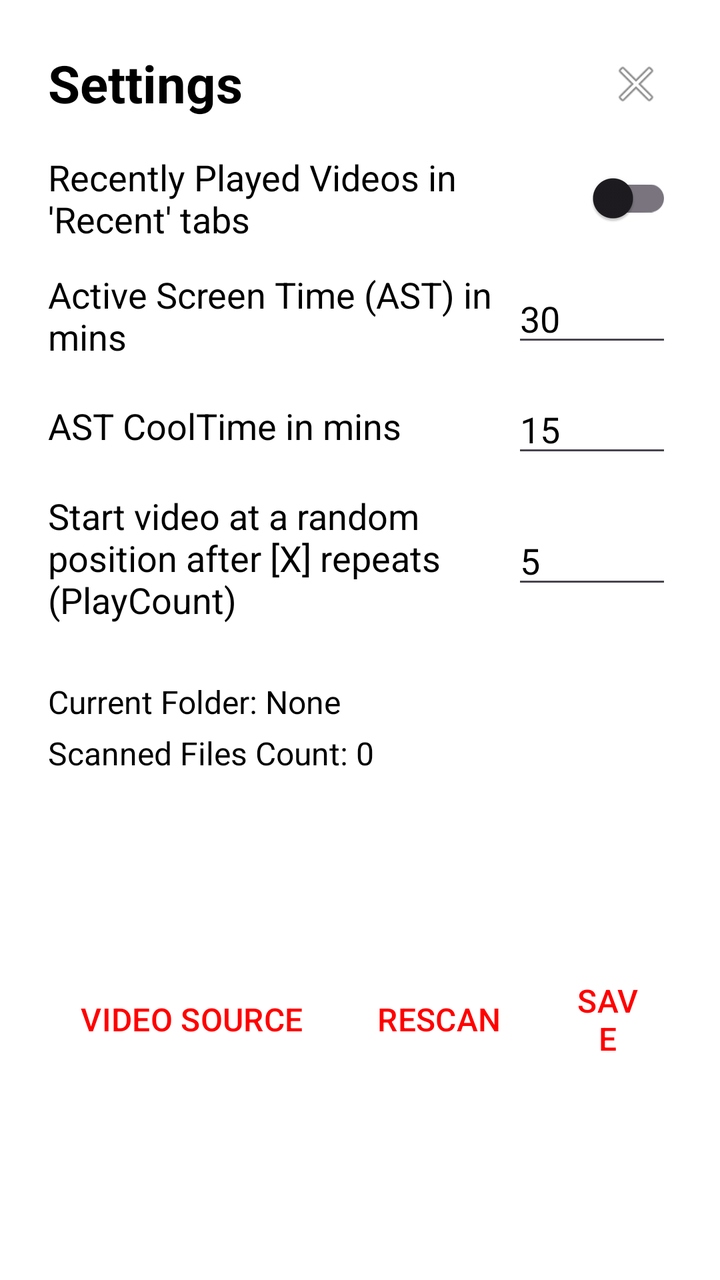
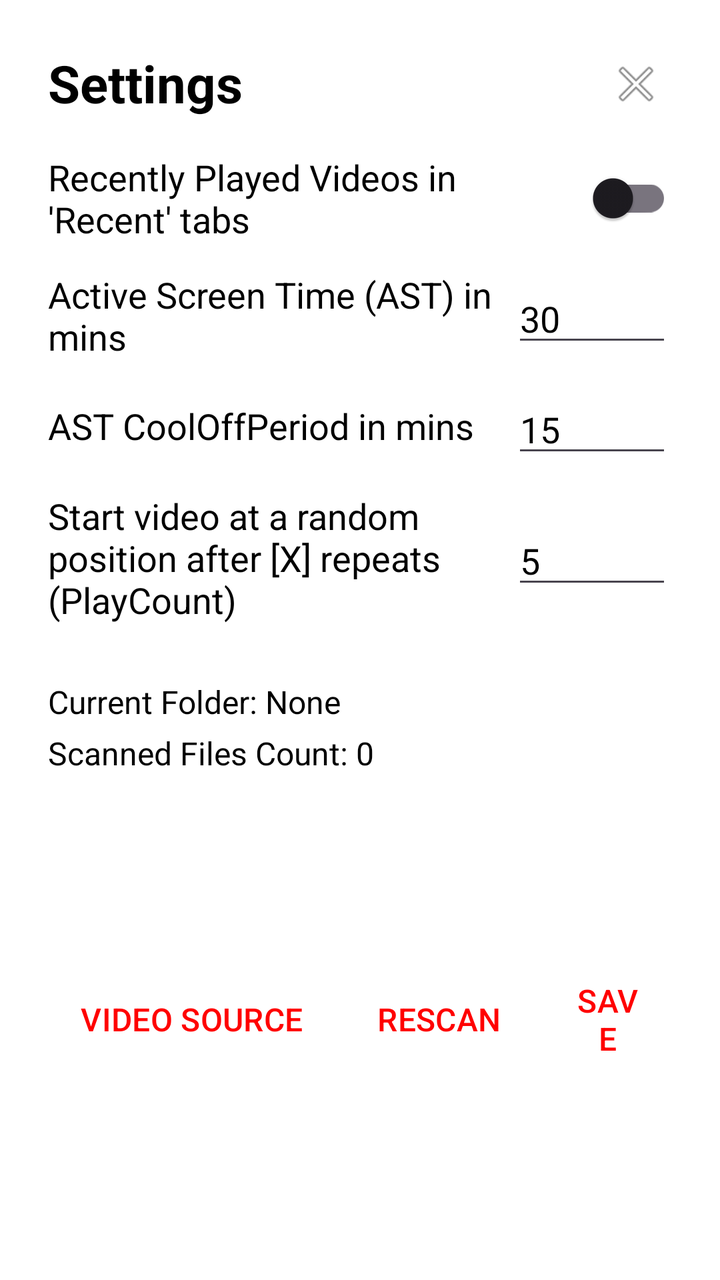

Screens rendered from an Android XML layout before and after an edit, with the pre-edit source and the edit as a unified diff.
<!-- AndroidManifest.xml: application theme Theme.PPGYouTubeKids -->
<!-- res/layout/dialog_settings.xml -->
<?xml version="1.0" encoding="utf-8"?>
<androidx.constraintlayout.widget.ConstraintLayout xmlns:android="http://schemas.android.com/apk/res/android"
    xmlns:app="http://schemas.android.com/apk/res-auto"
    android:layout_width="match_parent"
    android:layout_height="wrap_content"
    android:minWidth="660dp"
    android:padding="24dp"
    android:background="@android:color/white">

    <TextView
        android:id="@+id/dialogTitle"
        android:layout_width="wrap_content"
        android:layout_height="wrap_content"
        android:text="Settings"
        android:textSize="26sp"
        android:textStyle="bold"
        android:textColor="@android:color/black"
        app:layout_constraintStart_toStartOf="parent"
        app:layout_constraintTop_toTopOf="parent" />

    <ImageButton
        android:id="@+id/btnCloseX"
        android:layout_width="36dp"
        android:layout_height="36dp"
        android:background="?attr/selectableItemBackgroundBorderless"
        android:src="@android:drawable/ic_menu_close_clear_cancel"
        android:scaleType="fitCenter"
        android:padding="4dp"
        app:layout_constraintEnd_toEndOf="parent"
        app:layout_constraintTop_toTopOf="parent"
        android:contentDescription="Close" />

    <ScrollView
        android:id="@+id/settingsScroll"
        android:layout_width="0dp"
        android:layout_height="wrap_content"
        android:layout_marginTop="16dp"
        app:layout_constraintEnd_toEndOf="parent"
        app:layout_constraintStart_toStartOf="parent"
        app:layout_constraintTop_toBottomOf="@id/dialogTitle">

        <LinearLayout
            android:layout_width="match_parent"
            android:layout_height="wrap_content"
            android:orientation="vertical">

            
            <LinearLayout
                android:layout_width="match_parent"
                android:layout_height="wrap_content"
                android:orientation="horizontal"
                android:gravity="center_vertical"
                android:paddingBottom="12dp">
                <TextView
                    android:layout_width="0dp"
                    android:layout_height="wrap_content"
                    android:layout_weight="1"
                    android:text="Recently Played Videos in 'Recent' tabs"
                    android:textColor="@android:color/black"
                    android:textSize="18sp" />
                <androidx.appcompat.widget.SwitchCompat
                    android:id="@+id/switchShowRecent"
                    android:layout_width="wrap_content"
                    android:layout_height="wrap_content"
                    android:checked="false" />
            </LinearLayout>

            
            <LinearLayout
                android:layout_width="match_parent"
                android:layout_height="wrap_content"
                android:orientation="horizontal"
                android:gravity="center_vertical"
                android:paddingBottom="12dp">
                <TextView
                    android:layout_width="0dp"
                    android:layout_height="wrap_content"
                    android:layout_weight="1"
                    android:text="Active Screen Time (AST) in mins"
                    android:textColor="@android:color/black"
                    android:textSize="18sp" />
                <EditText
                    android:id="@+id/editAST"
                    android:layout_width="80dp"
                    android:layout_height="wrap_content"
                    android:inputType="number"
                    android:text="30"
                    android:textAlignment="center"
                    android:textSize="18sp"
                    android:textColor="@android:color/black" />
            </LinearLayout>

            
            <LinearLayout
                android:layout_width="match_parent"
                android:layout_height="wrap_content"
                android:orientation="horizontal"
                android:gravity="center_vertical"
                android:paddingBottom="12dp">
                <TextView
                    android:layout_width="0dp"
                    android:layout_height="wrap_content"
                    android:layout_weight="1"
                    android:text="AST CoolTime in mins"
                    android:textColor="@android:color/black"
                    android:textSize="18sp" />
                <EditText
                    android:id="@+id/editCoolTime"
                    android:layout_width="80dp"
                    android:layout_height="wrap_content"
                    android:inputType="number"
                    android:text="15"
                    android:textAlignment="center"
                    android:textSize="18sp"
                    android:textColor="@android:color/black" />
            </LinearLayout>

            
            <LinearLayout
                android:layout_width="match_parent"
                android:layout_height="wrap_content"
                android:orientation="horizontal"
                android:gravity="center_vertical"
                android:paddingBottom="12dp">
                <TextView
                    android:layout_width="0dp"
                    android:layout_height="wrap_content"
                    android:layout_weight="1"
                    android:text="Start video at a random position after [X] repeats (PlayCount)"
                    android:textColor="@android:color/black"
                    android:textSize="18sp" />
                <EditText
                    android:id="@+id/editRandomThreshold"
                    android:layout_width="80dp"
                    android:layout_height="wrap_content"
                    android:inputType="number"
                    android:text="5"
                    android:textAlignment="center"
                    android:textSize="18sp"
                    android:textColor="@android:color/black" />
            </LinearLayout>

        </LinearLayout>
    </ScrollView>

    <ProgressBar
        android:id="@+id/dialogProgressBar"
        style="?android:attr/progressBarStyleHorizontal"
        android:layout_width="0dp"
        android:layout_height="wrap_content"
        android:layout_marginTop="8dp"
        android:indeterminate="true"
        android:visibility="gone"
        app:layout_constraintEnd_toEndOf="parent"
        app:layout_constraintStart_toStartOf="parent"
        app:layout_constraintTop_toBottomOf="@id/settingsScroll" />

    
    <TextView
        android:id="@+id/txtCurrentFolder"
        android:layout_width="0dp"
        android:layout_height="wrap_content"
        android:layout_marginTop="16dp"
        android:text="Current Folder: None"
        android:textColor="@android:color/black"
        android:textSize="16sp"
        app:layout_constraintEnd_toEndOf="parent"
        app:layout_constraintStart_toStartOf="parent"
        app:layout_constraintTop_toBottomOf="@id/dialogProgressBar" />

    <TextView
        android:id="@+id/txtVideoCount"
        android:layout_width="0dp"
        android:layout_height="wrap_content"
        android:layout_marginTop="4dp"
        android:text="Scanned Files Count: 0"
        android:textColor="@android:color/black"
        android:textSize="16sp"
        app:layout_constraintEnd_toEndOf="parent"
        app:layout_constraintStart_toStartOf="parent"
        app:layout_constraintTop_toBottomOf="@id/txtCurrentFolder" />

    <LinearLayout
        android:id="@+id/buttonContainer"
        android:layout_width="match_parent"
        android:layout_height="wrap_content"
        android:layout_marginTop="16dp"
        android:orientation="horizontal"
        android:gravity="center"
        app:layout_constraintBottom_toBottomOf="parent"
        app:layout_constraintTop_toBottomOf="@id/txtVideoCount">

        <com.google.android.material.button.MaterialButton
            android:id="@+id/btnSelectFolder"
            style="@style/Widget.Material3.Button.TextButton"
            android:layout_width="wrap_content"
            android:layout_height="wrap_content"
            android:text="VIDEO SOURCE"
            android:textSize="16sp"
            android:textColor="@color/ytk_primary_red"
            android:textAllCaps="true"
            android:padding="8dp"
            android:layout_marginHorizontal="8dp" />

        <com.google.android.material.button.MaterialButton
            android:id="@+id/btnRescan"
            style="@style/Widget.Material3.Button.TextButton"
            android:layout_width="wrap_content"
            android:layout_height="wrap_content"
            android:text="RESCAN"
            android:textSize="16sp"
            android:textColor="@color/ytk_primary_red"
            android:textAllCaps="true"
            android:padding="8dp"
            android:layout_marginHorizontal="8dp" />

        <com.google.android.material.button.MaterialButton
            android:id="@+id/btnSave"
            style="@style/Widget.Material3.Button.TextButton"
            android:layout_width="wrap_content"
            android:layout_height="wrap_content"
            android:text="SAVE"
            android:textSize="16sp"
            android:textColor="@color/ytk_primary_red"
            android:textAllCaps="true"
            android:padding="8dp"
            android:layout_marginHorizontal="8dp" />

    </LinearLayout>

</androidx.constraintlayout.widget.ConstraintLayout>
<!-- resources referenced by this layout -->
<resources>
  <color name="ytk_primary_red">#FF0000</color>
  <style name="Theme.PPGYouTubeKids" parent="Base.Theme.PPGYouTubeKids" />
  <style name="Base.Theme.PPGYouTubeKids" parent="Theme.Material3.Light.NoActionBar">
          <item name="colorPrimary">@color/ytk_primary_red</item>
          <item name="colorSecondary">@color/ytk_cyan</item>
          <item name="android:windowBackground">@color/ytk_background</item>
          <item name="android:statusBarColor">@color/ytk_primary_red</item>
      </style>
  <color name="ytk_cyan">#00BCD4</color>
  <color name="ytk_background">#FFF8E1</color>
</resources>

<!-- the commit's change to res/layout/dialog_settings.xml (unified diff, before → after) -->
@@ -101,11 +101,11 @@
                     android:layout_width="0dp"
                     android:layout_height="wrap_content"
                     android:layout_weight="1"
-                    android:text="AST CoolTime in mins"
+                    android:text="AST CoolOffPeriod in mins"
                     android:textColor="@android:color/black"
                     android:textSize="18sp" />
                 <EditText
-                    android:id="@+id/editCoolTime"
+                    android:id="@+id/editCoolOffPeriod"
                     android:layout_width="80dp"
                     android:layout_height="wrap_content"
                     android:inputType="number"
